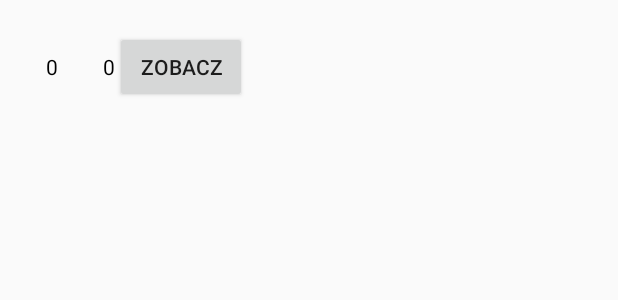
After one commit to tocw86/MotorcycleMonitor, an Android app: the layout list_item_sessions.xml on its own in the app's theme, with its tools: preview values and no code run, on a phone screen of 412 x 824 dp. The commit adds this screen. Shown: the top 300 px of the screen. Run offline under Robolectric (Android 15) with nearby library versions, the phone set to English and light mode, and no system bars.

Commit message:
sessions

```diff
--- a/app/src/main/AndroidManifest.xml
+++ b/app/src/main/AndroidManifest.xml
@@ -12,7 +12,8 @@
         android:supportsRtl="true"
         android:testOnly="false"
         android:theme="@style/AppTheme">
-        <activity android:name=".GpxActivity"></activity>
+        <activity android:name=".HistoryActivity"></activity>
+        <activity android:name=".GpxActivity" />
         <activity
             android:name=".StartActivity"
             android:screenOrientation="portrait"
--- a/app/src/main/java/com/software4bikers/motorcyclerun/StartActivity.java
+++ b/app/src/main/java/com/software4bikers/motorcyclerun/StartActivity.java
@@ -78,7 +78,7 @@ public class StartActivity extends AppCompatActivity implements SensorRotationCa
 
     public void setCalibrate(View view) {
         this.calibrateValue = sensorRotation.getRoll();
-        Toast.makeText(this, "Calibrated", Toast.LENGTH_LONG).show();;
+        Toast.makeText(this, "Calibrated", Toast.LENGTH_LONG).show();
     }
 
     @Override
@@ -92,7 +92,7 @@ public class StartActivity extends AppCompatActivity implements SensorRotationCa
     }
 
     public void startHistoryActivity(View view) {
-        Intent intent = new Intent(getApplicationContext(), GpxActivity.class);
+        Intent intent = new Intent(getApplicationContext(), HistoryActivity.class);
         startActivity(intent);
         finish();
         return;
--- /dev/null
+++ b/app/src/main/res/layout/list_item_sessions.xml
@@ -0,0 +1,50 @@
+<?xml version="1.0" encoding="utf-8"?>
+<FrameLayout xmlns:android="http://schemas.android.com/apk/res/android"
+    xmlns:custom="http://schemas.android.com/apk/res-auto"
+    xmlns:tools="http://schemas.android.com/tools"
+    android:layout_width="match_parent"
+    android:layout_height="match_parent"
+    android:descendantFocusability="beforeDescendants"
+    android:paddingBottom="5dp"
+    android:paddingLeft="15dp"
+    android:paddingRight="15dp"
+    android:paddingTop="5dp">
+
+    <LinearLayout
+        android:layout_width="match_parent"
+        android:layout_height="wrap_content"
+        android:descendantFocusability="afterDescendants"
+        android:orientation="vertical"
+        android:paddingBottom="15dp"
+        android:paddingLeft="15dp"
+        android:paddingRight="15dp"
+        android:paddingTop="15dp">
+
+
+        <GridLayout
+            android:layout_width="match_parent"
+            android:layout_height="match_parent">
+
+
+            <TextView android:layout_width="wrap_content"
+                android:layout_height="wrap_content"
+                android:text="0"
+                android:layout_marginRight="30dp"
+                android:textColor="@color/black"
+                android:id="@+id/id"/>
+
+
+            <TextView android:layout_width="wrap_content"
+                android:layout_height="wrap_content"
+                android:text="0"
+                android:textColor="@color/black"
+                android:id="@+id/createdAt"/>
+
+          <Button android:text="Zobacz"/>
+
+
+        </GridLayout>
+
+
+    </LinearLayout>
+</FrameLayout>
```
Also changed, not shown: app/src/main/java/com/software4bikers/motorcyclerun/HistoryActivity.java (added, +41 -0 lines), app/src/main/java/com/software4bikers/motorcyclerun/adapters/SessionsDataAdapter.java (added, +76 -0 lines), app/src/main/java/com/software4bikers/motorcyclerun/models/SessionsData.java (added, +22 -0 lines), app/src/main/java/com/software4bikers/motorcyclerun/repositories/SessionRepository.java (added, +19 -0 lines), app/src/main/java/com/software4bikers/motorcyclerun/sqlite/RunSessionModel.java (+8 -0 lines), app/src/main/res/layout/activity_history.xml (added, +16 -0 lines).
